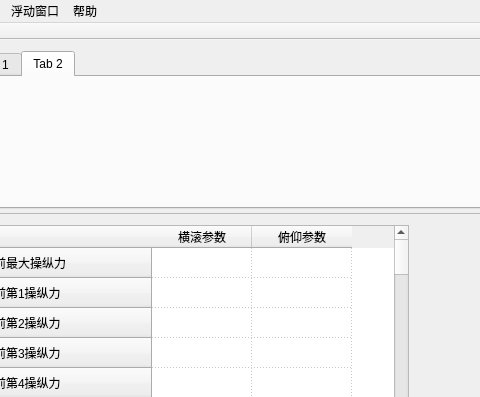
This is mainwindow.ui in Liurunyuan/guiJ75 as Qt 5 draws it before an edit; both pictures show x 123 to 603 and y 0 to 397 of the 1228 by 576 pixel window. The edited form follows.
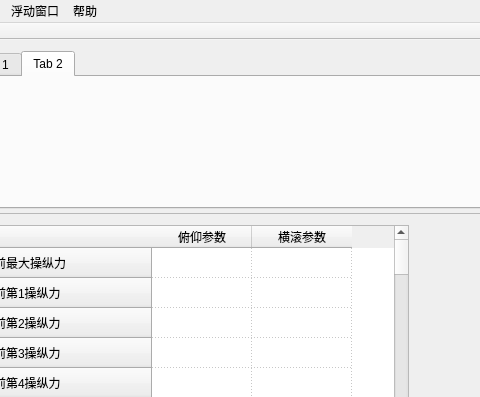
This is the edited form. Custom widgets are drawn as their Qt base class.

```diff
--- a/mainwindow.ui
+++ b/mainwindow.ui
@@ -515,12 +515,12 @@
           </row>
           <column>
            <property name="text">
-            <string>横滚参数</string>
+            <string>俯仰参数</string>
            </property>
           </column>
           <column>
            <property name="text">
-            <string>俯仰参数</string>
+            <string>横滚参数</string>
            </property>
           </column>
          </widget>
```
